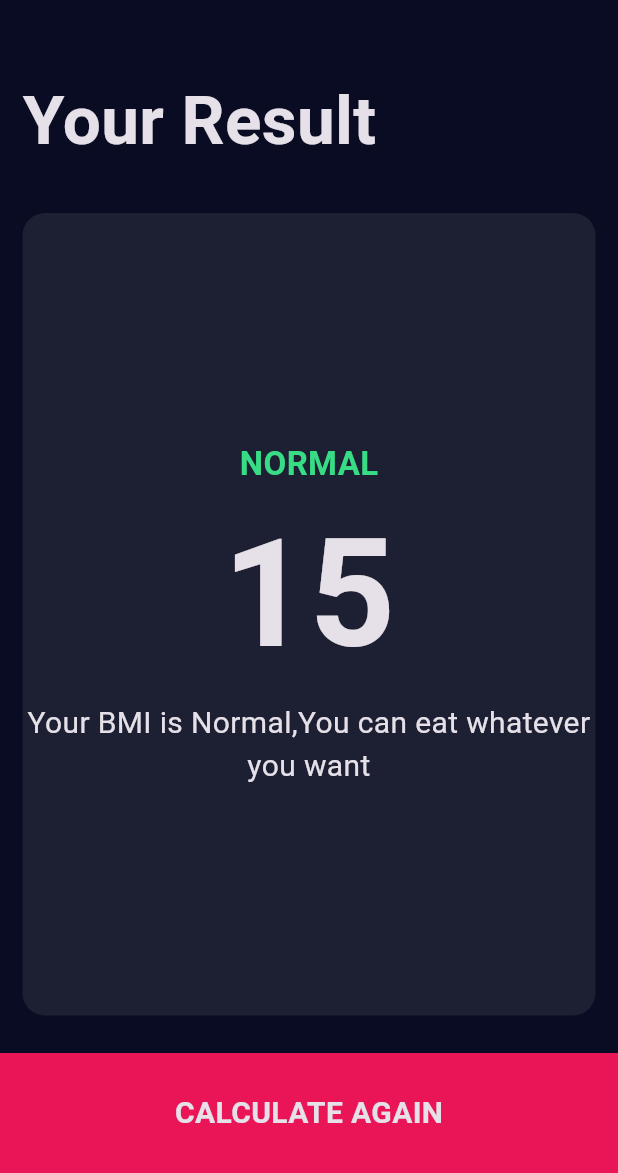
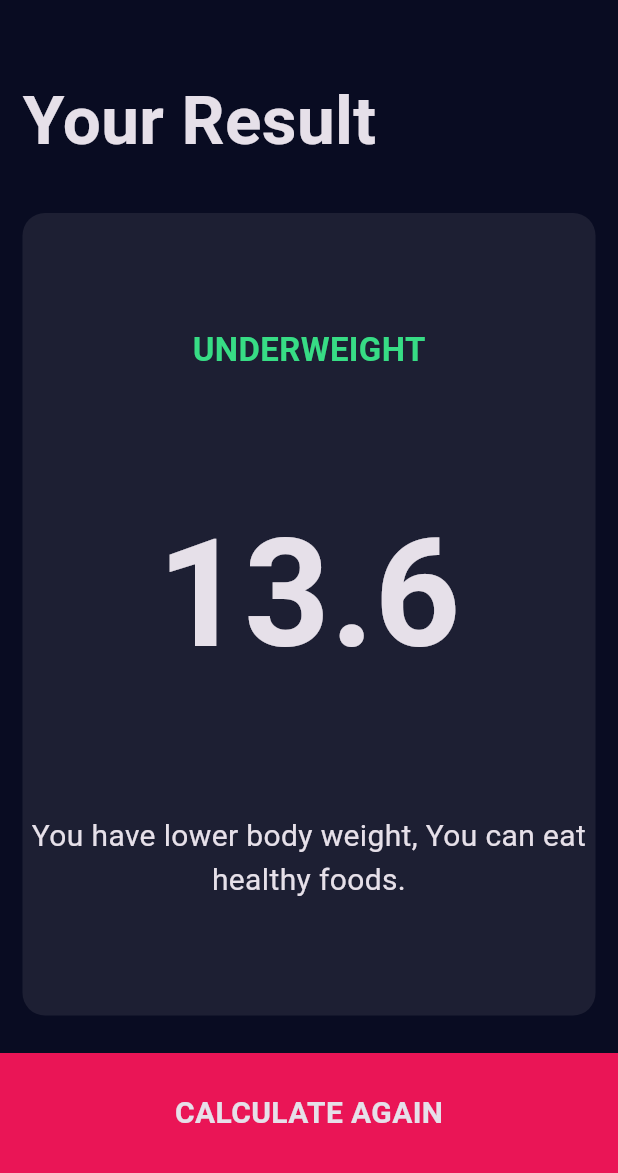
Before and after one commit to MUHAMMED-FARIZ-KP/BMI_Calculator, a Flutter app: the screen it shows after launch, after a tap on "CALCULATE", on a phone screen of 412 x 824 dp, the part 63-1236 px from its top. Run offline on Flutter 3.47's test engine with Material 3 defaults, Android fonts, the phone set to English and light mode, and no system bars; our stand-ins replace font_awesome_flutter.

Commit message:
Completed all functionalities for calculating bmi

```diff
--- a/lib/Calculator.dart
+++ b/lib/Calculator.dart
@@ -0,0 +1,38 @@
+import 'dart:math';
+
+class Calculator{
+  Calculator({required this.height,required this.weight});
+
+  final int height;
+  final int weight;
+
+  late double _bmi;
+
+  String calculateBMI(){
+    _bmi=weight/pow(height/100, 2);
+    return _bmi.toStringAsFixed(1);
+  }
+
+  String getResult(){
+    if(_bmi>=25){
+      return 'OVERWEIGHT';
+    }
+    else if(_bmi>18.5){
+      return 'NORMAL';
+    }
+    else{
+      return 'UNDERWEIGHT';
+    }
+  }
+  String getInterpretation(){
+    if(_bmi>=25){
+      return 'You have higher body weight ,You can do more excercise.';
+    }
+    else if(_bmi>18.5){
+      return 'You have Normal body weight,Great Job!';
+    }
+    else{
+      return 'You have lower body weight, You can eat healthy foods.';
+    }
+  }
+}
--- a/lib/ResultPage.dart
+++ b/lib/ResultPage.dart
@@ -6,7 +6,13 @@ import 'package:flutter/widgets.dart';
 import 'reusable_card.dart';
 
 class ResultScreen extends StatelessWidget {
-  const ResultScreen({super.key});
+  ResultScreen(
+      {required this.bmiResult,
+      required this.actualbmiResultValue,
+      required this.interpretation});
+  final String bmiResult;
+  final String actualbmiResultValue;
+  final String interpretation;
 
   @override
   Widget build(BuildContext context) {
@@ -33,18 +39,18 @@ class ResultScreen extends StatelessWidget {
             child: ReusableCard(
               kolor: Color(0xFF1D1F33),
               cardChild: Column(
-                mainAxisAlignment: MainAxisAlignment.center,
+                mainAxisAlignment: MainAxisAlignment.spaceEvenly,
                 children: [
                   Text(
-                    "NORMAL",
+                    bmiResult,
                     style: kNormalTextStyle,
                   ),
                   Text(
-                    '15',
+                    actualbmiResultValue,
                     style: kLargeTextStyle,
                   ),
                   Text(
-                    'Your BMI is Normal,You can eat whatever you want',
+                    interpretation,
                     style: kInterpretationStyle,
                     textAlign: TextAlign.center,
                   ),
@@ -52,7 +58,9 @@ class ResultScreen extends StatelessWidget {
               ),
             ),
           ),
-          BottomButton(buttonName: "CALCULATE AGAIN", onPressed: Navigator.of(context).pop)
+          BottomButton(
+              buttonName: "CALCULATE AGAIN",
+              onPressed: Navigator.of(context).pop)
         ],
       ),
     );
--- a/lib/input_page.dart
+++ b/lib/input_page.dart
@@ -1,3 +1,4 @@
+import 'package:bmi_calculator/Calculator.dart';
 import 'package:bmi_calculator/ResultPage.dart';
 import 'package:flutter/cupertino.dart';
 import 'package:flutter/material.dart';
@@ -6,6 +7,7 @@ import 'icon_details.dart';
 import 'reusable_card.dart';
 import 'constants.dart';
 import 'Extracted_Buttons.dart';
+
 
 class InputPage extends StatefulWidget {
   const InputPage({super.key});
@@ -225,10 +227,17 @@ class _InputPageState extends State<InputPage> {
           BottomButton(
             buttonName: 'CALCULATE ',
             onPressed: () {
+
+              Calculator calc=Calculator(height: height, weight: weight);
+
               Navigator.push(
                 context,
                 MaterialPageRoute(
-                  builder: (context) => ResultScreen(),
+                  builder: (context) => ResultScreen(
+                    actualbmiResultValue: calc.calculateBMI(),
+                    bmiResult: calc.getResult(),
+                    interpretation: calc.getInterpretation() ,
+                  ),
                 ),
               );
             },
```
